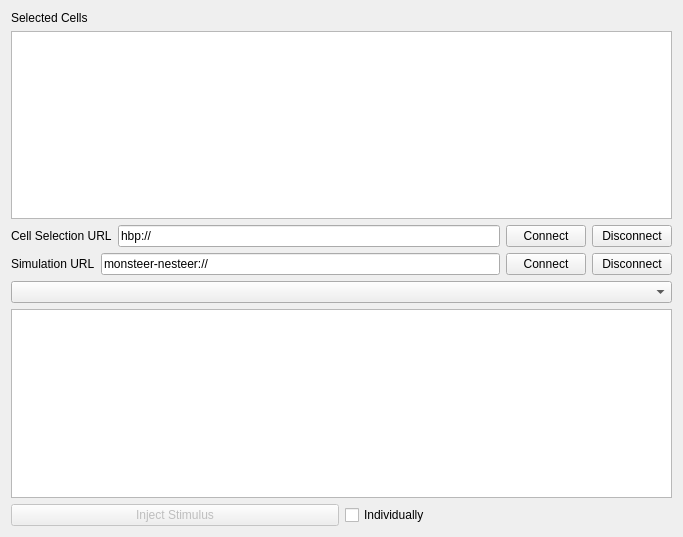
Above: apps/livreGUI/stimuliController/gui/StimuliController.ui from BlueBrain/Livre before the change. Below: the same form after it.
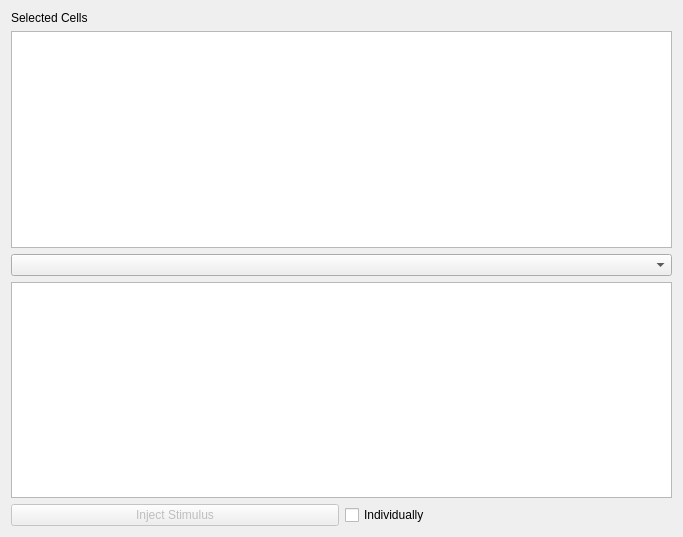
That is the form after the change.

Commit message: UI cleanup: remove ZeroEQ connect/disconnect elements.

What changed in the file:
```diff
--- a/apps/livreGUI/stimuliController/gui/StimuliController.ui
+++ b/apps/livreGUI/stimuliController/gui/StimuliController.ui
@@ -58,72 +58,8 @@
     </widget>
    </item>
    <item row="2" column="0">
-    <layout class="QHBoxLayout" name="horizontalLayout_3">
-     <item>
-      <widget class="QLabel" name="label_3">
-       <property name="text">
-        <string>Cell Selection URL</string>
-       </property>
-      </widget>
-     </item>
-     <item>
-      <widget class="QLineEdit" name="txtHBPURL">
-       <property name="text">
-        <string>hbp://</string>
-       </property>
-      </widget>
-     </item>
-     <item>
-      <widget class="QPushButton" name="btnConnectHBP">
-       <property name="text">
-        <string>Connect</string>
-       </property>
-      </widget>
-     </item>
-     <item>
-      <widget class="QPushButton" name="btnDisconnectHBP">
-       <property name="text">
-        <string>Disconnect</string>
-       </property>
-      </widget>
-     </item>
-    </layout>
-   </item>
-   <item row="4" column="0">
     <widget class="QComboBox" name="generatorsComboBox"/>
    </item>
-   <item row="3" column="0">
-    <layout class="QHBoxLayout" name="horizontalLayout_2">
-     <item>
-      <widget class="QLabel" name="label_2">
-       <property name="text">
-        <string>Simulation URL</string>
-       </property>
-      </widget>
-     </item>
-     <item>
-      <widget class="QLineEdit" name="txtISCURL">
-       <property name="text">
-        <string>monsteer-nesteer://</string>
-       </property>
-      </widget>
-     </item>
-     <item>
-      <widget class="QPushButton" name="btnConnectISC">
-       <property name="text">
-        <string>Connect</string>
-       </property>
-      </widget>
-     </item>
-     <item>
-      <widget class="QPushButton" name="btnDisconnectISC">
-       <property name="text">
-        <string>Disconnect</string>
-       </property>
-      </widget>
-     </item>
-    </layout>
-   </item>
    <item row="0" column="0">
     <widget class="QLabel" name="label">
      <property name="text">
@@ -131,7 +67,7 @@
      </property>
     </widget>
    </item>
-   <item row="5" column="0">
+   <item row="3" column="0">
     <layout class="QHBoxLayout" name="horizontalLayout">
      <property name="sizeConstraint">
       <enum>QLayout::SetDefaultConstraint</enum>
```
Left out of the diff: 2 changed lines with no effect on the pictures. The commit also changes 11 other files.
